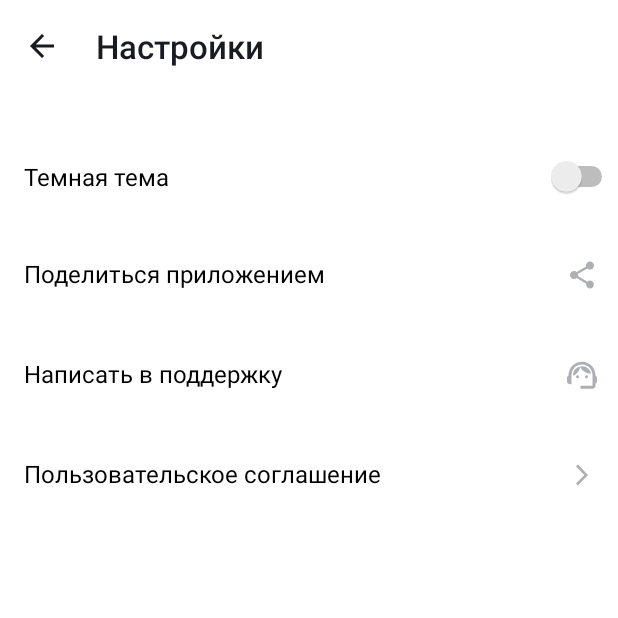
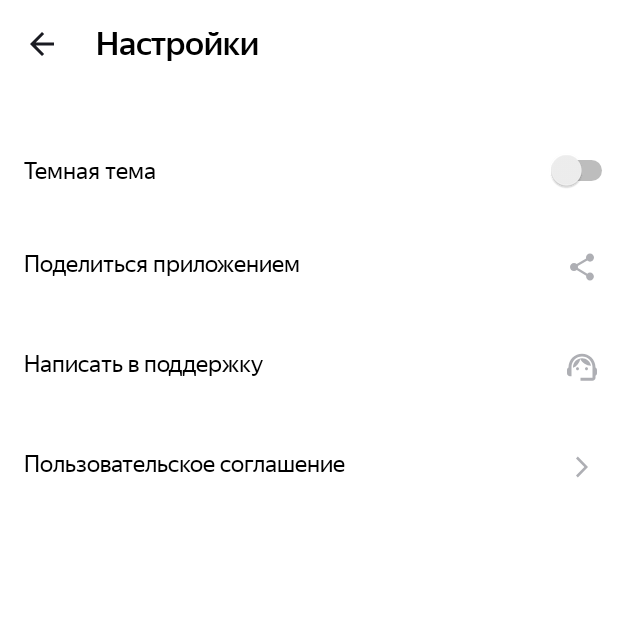
Before and after one commit to Nadezhda-Gurova/Playlist_Maker, an Android app: the SettingsActivity screen opened directly, with no data from a screen before it, on a phone screen of 412 x 824 dp, the top half of it. Run offline under Robolectric (Android 15) with nearby library versions, the phone set to English and light mode, and no system bars.

Commit message:
- создала стили

```diff
--- a/app/src/main/res/layout/activity_settings.xml
+++ b/app/src/main/res/layout/activity_settings.xml
@@ -27,11 +27,10 @@
 
             android:layout_width="wrap_content"
             android:layout_height="wrap_content"
-            android:layout_gravity="center_vertical"
             android:layout_marginStart="24dp"
-            android:fontFamily="sans-serif-medium"
+            android:fontFamily="@font/ys_display_medium"
             android:text="@string/settings_title"
-            android:textColor="@color/black_light"
+            android:textColor="@color/black"
             android:textSize="@dimen/header_text" />
 
     </LinearLayout>
@@ -40,6 +39,7 @@
         android:id="@+id/black_theme"
         android:layout_width="match_parent"
         android:layout_height="wrap_content"
+        android:fontFamily="@font/ys_display_regular"
         android:paddingVertical="@dimen/padding_inside_container"
         android:text="@string/black_theme"
         android:textSize="@dimen/text_size"
@@ -52,25 +52,15 @@
 
         <TextView
             android:id="@+id/share_text"
-            android:layout_width="0dp"
-            android:layout_height="match_parent"
-            android:layout_marginEnd="@dimen/text_icon_indent_settings"
-            android:ellipsize="end"
-            android:maxLines="1"
+            style="@style/TextInSettings"
             android:text="@string/share_app"
-            android:textAlignment="textStart"
-            android:textColor="@color/black"
-            android:textSize="@dimen/text_size"
             app:layout_constraintEnd_toStartOf="@+id/share_ic"
-            app:layout_constraintStart_toStartOf="parent" />
+            tools:ignore="MissingConstraints" />
 
         <ImageView
             android:id="@+id/share_ic"
-            android:layout_width="wrap_content"
-            android:layout_height="wrap_content"
-            android:layout_marginEnd="@dimen/icon_indent"
+            style="@style/IconStyle"
             android:src="@drawable/share"
-            app:layout_constraintEnd_toEndOf="parent"
             tools:ignore="ContentDescription,MissingConstraints" />
 
     </androidx.constraintlayout.widget.ConstraintLayout>
@@ -82,25 +72,15 @@
 
         <TextView
             android:id="@+id/write_to_support"
-            android:layout_width="0dp"
-            android:layout_height="match_parent"
-            android:ellipsize="end"
-            android:maxLines="1"
-            android:layout_marginEnd="@dimen/text_icon_indent_settings"
+            style="@style/TextInSettings"
             android:text="@string/write_to_support"
-            android:textAlignment="textStart"
-            android:textColor="@color/black"
-            android:textSize="@dimen/text_size"
             app:layout_constraintEnd_toStartOf="@+id/write_to_support_ic"
-            app:layout_constraintStart_toStartOf="parent" />
+            tools:ignore="MissingConstraints" />
 
         <ImageView
             android:id="@+id/write_to_support_ic"
-            android:layout_width="wrap_content"
-            android:layout_height="wrap_content"
-            android:layout_marginEnd="@dimen/icon_indent"
+            style="@style/IconStyle"
             android:src="@drawable/support"
-            app:layout_constraintEnd_toEndOf="parent"
             tools:ignore="ContentDescription,MissingConstraints" />
     </androidx.constraintlayout.widget.ConstraintLayout>
 
@@ -112,24 +92,16 @@
 
         <TextView
             android:id="@+id/terms_of_use"
-            android:layout_width="0dp"
-            android:layout_height="match_parent"
-            android:ellipsize="end"
-            android:maxLines="1"
-            android:layout_marginEnd="@dimen/text_icon_indent_settings"
+            style="@style/TextInSettings"
             android:text="@string/terms_of_use"
-            android:textColor="@color/black"
-            android:textSize="@dimen/text_size"
             app:layout_constraintEnd_toStartOf="@+id/terms_of_use_ic"
-            app:layout_constraintStart_toStartOf="parent" />
+            tools:ignore="MissingConstraints" />
 
         <ImageView
             android:id="@+id/terms_of_use_ic"
-            android:layout_width="wrap_content"
-            android:layout_height="wrap_content"
+            style="@style/IconStyle"
             android:layout_marginEnd="@dimen/icon_indent"
             android:src="@drawable/arrow_forward"
-            app:layout_constraintEnd_toEndOf="parent"
             tools:ignore="ContentDescription,MissingConstraints" />
     </androidx.constraintlayout.widget.ConstraintLayout>
 </LinearLayout>
--- /dev/null
+++ b/app/src/main/res/values/styles.xml
@@ -0,0 +1,39 @@
+<?xml version="1.0" encoding="utf-8"?>
+<resources>
+
+    <style name="ButtonOnTheMainPage" parent="Widget.MaterialComponents.Button.UnelevatedButton">
+        <item name="android:layout_width">match_parent</item>
+        <item name="android:layout_height">0dp</item>
+        <item name="android:layout_marginTop">@dimen/gap_between_bottom</item>
+        <item name="android:layout_weight">1</item>
+        <item name="android:backgroundTint">@color/white</item>
+        <item name="android:textAllCaps">false</item>
+        <item name="android:textColor">@color/black_light</item>
+        <item name="android:textSize">@dimen/text_inside_buttom</item>
+        <item name="cornerRadius">@dimen/radius</item>
+        <item name="iconGravity">textStart</item>
+        <item name="iconPadding">@dimen/text_icon_padding</item>
+        <item name="iconTint">@color/black_light</item>
+        <item name="fontFamily">@font/ys_display_medium</item>
+    </style>
+
+    <style name="TextInSettings">
+        <item name="android:layout_width">0dp</item>
+        <item name="android:layout_height">match_parent</item>
+        <item name="android:ellipsize">end</item>
+        <item name="android:maxLines">1</item>
+        <item name="android:textAlignment">textStart</item>
+        <item name="android:textColor">@color/black</item>
+        <item name="android:textSize">@dimen/text_size</item>
+        <item name="layout_constraintStart_toStartOf">parent</item>
+        <item name="android:fontFamily">@font/ys_display_regular</item>
+        <item name="android:layout_marginEnd">@dimen/text_icon_indent_settings</item>
+    </style>
+
+    <style name="IconStyle">
+        <item name="android:layout_width">wrap_content</item>
+        <item name="android:layout_height">wrap_content</item>
+        <item name="android:layout_marginEnd">@dimen/icon_indent</item>
+        <item name="layout_constraintEnd_toEndOf">parent</item>
+    </style>
+</resources>
```
Also changed, not shown: app/src/main/res/layout/activity_main.xml (+7 -40 lines).
